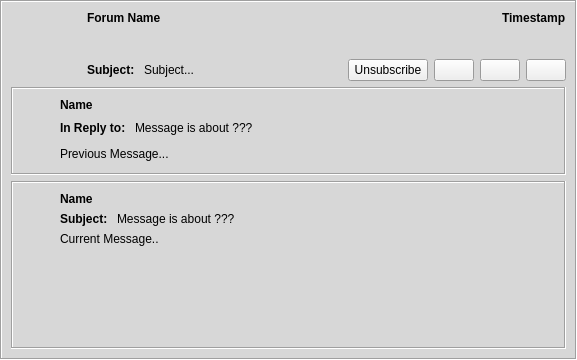
RetroShare/RetroShare, file retroshare-gui/src/gui/feeds/GxsForumMsgItem.ui: the form before one commit.
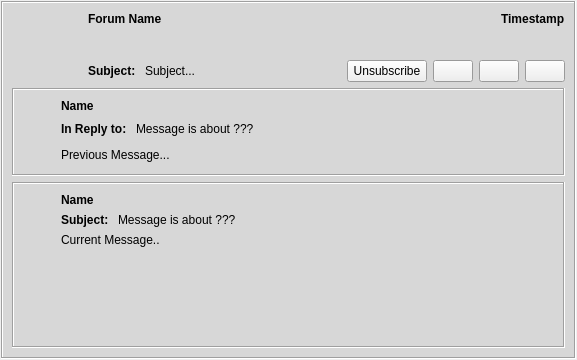
The form after the commit. Icons and pictures are not drawn. Custom widgets are drawn as their Qt base class.

Commit message: Fixed margins for Forum Message Feeds to be visible when its selected to be visible

```diff
--- a/retroshare-gui/src/gui/feeds/GxsForumMsgItem.ui
+++ b/retroshare-gui/src/gui/feeds/GxsForumMsgItem.ui
@@ -12,16 +12,16 @@
   </property>
   <layout class="QGridLayout">
    <property name="leftMargin">
-    <number>0</number>
+    <number>1</number>
    </property>
    <property name="topMargin">
-    <number>0</number>
+    <number>1</number>
    </property>
    <property name="rightMargin">
-    <number>0</number>
+    <number>1</number>
    </property>
    <property name="bottomMargin">
-    <number>0</number>
+    <number>1</number>
    </property>
    <item row="2" column="0">
     <widget class="QFrame" name="frame">
```
